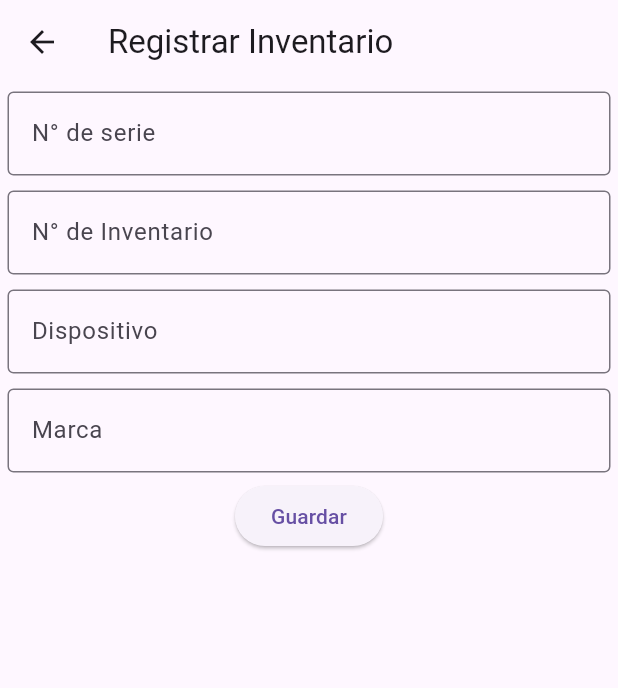
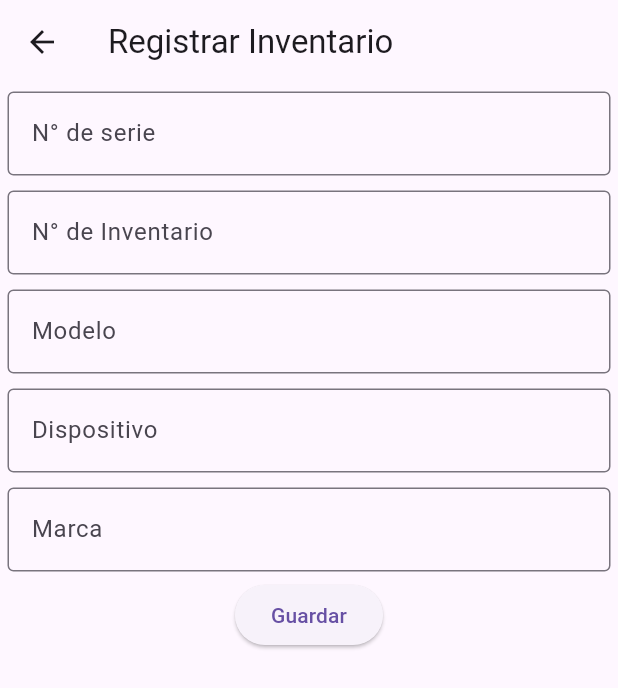
Before and after one commit to StillWiz19/Municipalidad, a Flutter app: the IngresarInventario screen opened directly, on a phone screen of 412 x 824 dp. Shown: the top 688 px of the screen. Run offline on Flutter 3.47's test engine with Material 3 defaults, Android fonts, the phone set to English and light mode, and no system bars; our stand-ins replace shared_preferences; accounts and stored records are empty.

Commit message:
first_commit

```diff
--- a/lib/views/ingresoinventario.dart
+++ b/lib/views/ingresoinventario.dart
@@ -5,12 +5,14 @@ import 'package:muniinventario/views/listainventario.dart';
 class Inventario {
   final String numeroSerie;
   final String numeroInventario;
+  final String modelo;
   final String nombreProducto;
   final String tipoProducto;
 
   Inventario({
     required this.numeroSerie,
     required this.numeroInventario,
+    required this.modelo,
     required this.nombreProducto,
     required this.tipoProducto,
   });
@@ -18,8 +20,10 @@ class Inventario {
 
 TextEditingController _numeroSerieController = TextEditingController();
 TextEditingController _numeroInventarioController = TextEditingController();
+TextEditingController _modeloController = TextEditingController();
 TextEditingController _nombreProductoController = TextEditingController();
 TextEditingController _tipoProductoController = TextEditingController();
+
 
 class IngresarInventario extends StatefulWidget {
   const IngresarInventario({Key? key}) : super(key: key);
@@ -32,19 +36,22 @@ class _IngresarInventarioState extends State<IngresarInventario>{
   void _guardarDatos(BuildContext context) async {
     String numeroSerie = _numeroSerieController.text;
     String numeroInventario = _numeroInventarioController.text;
+    String modelo = _modeloController.text;
     String nombreProducto = _nombreProductoController.text;
     String tipoProducto = _tipoProductoController.text;
 
     Inventario inventario = Inventario(
       numeroSerie: numeroSerie,
       numeroInventario: numeroInventario,
+      modelo: modelo,
       nombreProducto: nombreProducto,
       tipoProducto: tipoProducto,
+
     );
 
     SharedPreferences prefs = await SharedPreferences.getInstance();
     List<String> inventariosData = prefs.getStringList('inventarios') ?? [];
-    inventariosData.add('${inventario.numeroSerie}|${inventario.numeroInventario}|${inventario.nombreProducto}|${inventario.tipoProducto}');
+    inventariosData.add('${inventario.numeroSerie}|${inventario.numeroInventario}|${inventario.modelo}|${inventario.nombreProducto}|${inventario.tipoProducto}');
     await prefs.setStringList('inventarios', inventariosData);
 
     final arguments = ModalRoute.of(context)!.settings.arguments;
@@ -56,8 +63,10 @@ class _IngresarInventarioState extends State<IngresarInventario>{
 
     _numeroSerieController.clear();
     _numeroInventarioController.clear();
+    _modeloController.clear();
     _nombreProductoController.clear();
     _tipoProductoController.clear();
+
 
     showDialog(
       context: context,
@@ -107,6 +116,16 @@ class _IngresarInventarioState extends State<IngresarInventario>{
           Padding(
             padding: const EdgeInsets.all(5.0),
             child: TextField(
+              controller: _modeloController,
+              decoration: InputDecoration(
+                border: OutlineInputBorder(),
+                labelText: "Modelo"
+              ),
+            ),
+          ),
+          Padding(
+            padding: const EdgeInsets.all(5.0),
+            child: TextField(
               controller: _nombreProductoController,
               decoration: InputDecoration(
                 border: OutlineInputBorder(),
@@ -124,6 +143,7 @@ class _IngresarInventarioState extends State<IngresarInventario>{
               ),
             ),
           ),
+
           ElevatedButton(
             onPressed: (){
               _guardarDatos(context);
--- a/lib/views/listainventario.dart
+++ b/lib/views/listainventario.dart
@@ -1,7 +1,6 @@
 import 'package:flutter/material.dart';
 import 'package:shared_preferences/shared_preferences.dart';
 import 'package:muniinventario/views/ingresoinventario.dart';
-
 class ListaInventario extends StatefulWidget {
   final List<Inventario> inventarios;
 
@@ -30,10 +29,11 @@ class _ListaInventarioState extends State<ListaInventario> {
       inventarios = inventariosData.map((data) {
         List<String> inventarioData = data.split('|');
         return Inventario(
-          numeroSerie: inventarioData[0],
-          numeroInventario: inventarioData[1],
-          nombreProducto: inventarioData[2],
-          tipoProducto: inventarioData[3],
+          numeroSerie: inventarioData.length > 0 ? inventarioData[0] : "",
+          numeroInventario: inventarioData.length > 1 ? inventarioData[1] : "",
+          modelo: inventarioData.length > 2 ? inventarioData[2] : "",
+          nombreProducto: inventarioData.length > 3 ? inventarioData[3] : "",
+          tipoProducto: inventarioData.length > 4 ? inventarioData[4] : "",
         );
       }).toList();
       inventariosFiltrados = List.from(inventarios);
@@ -48,7 +48,7 @@ class _ListaInventarioState extends State<ListaInventario> {
 
     SharedPreferences prefs = await SharedPreferences.getInstance();
     await prefs.setStringList('inventarios',
-        inventarios.map((inventario) => '${inventario.numeroSerie}|${inventario.numeroInventario}|${inventario.nombreProducto}|${inventario.tipoProducto}').toList());
+        inventarios.map((inventario) => '${inventario.numeroSerie}|${inventario.numeroInventario}|${inventario.modelo}|${inventario.nombreProducto}|${inventario.tipoProducto}').toList());
   }
 
   void _filtrarInventarios(String query) {
@@ -111,6 +111,7 @@ class _ListaInventarioState extends State<ListaInventario> {
                               SizedBox(height: 8),
                               Text('N° de Serie: ${inventario.numeroSerie}'),
                               Text('N° de Inventario: ${inventario.numeroInventario}'),
+                              Text('Modelo: ${inventario.modelo}'),
                               Text('Dispositivo: ${inventario.nombreProducto}'),
                               Text('Marca: ${inventario.tipoProducto}'),
                             ],
```
